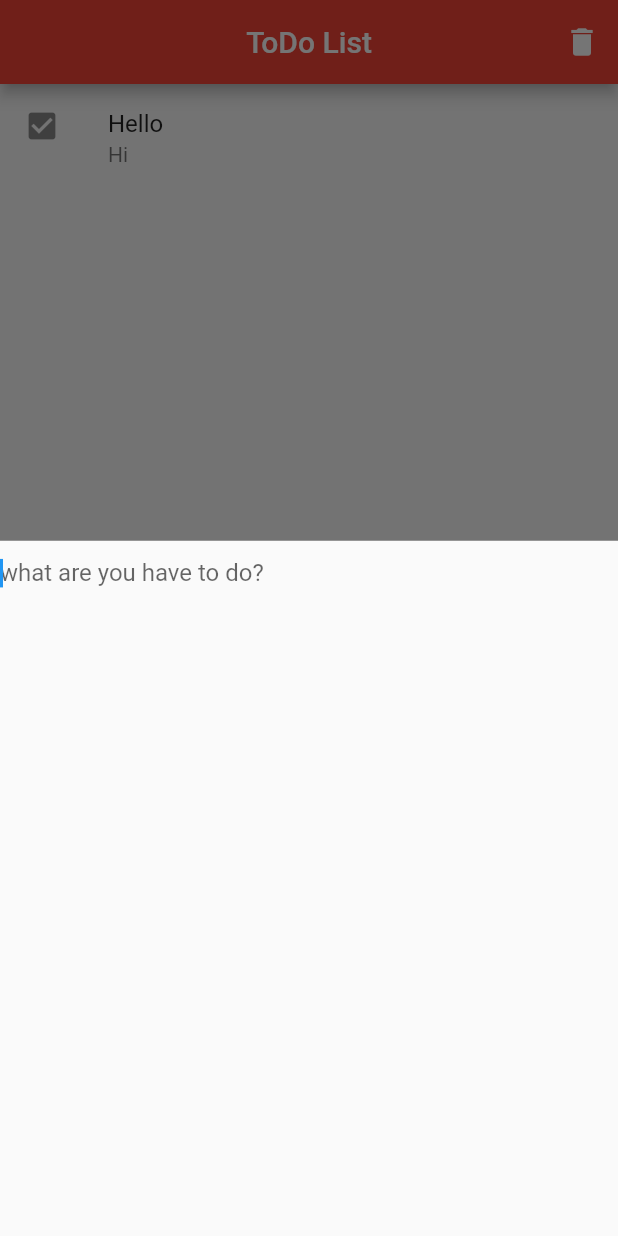
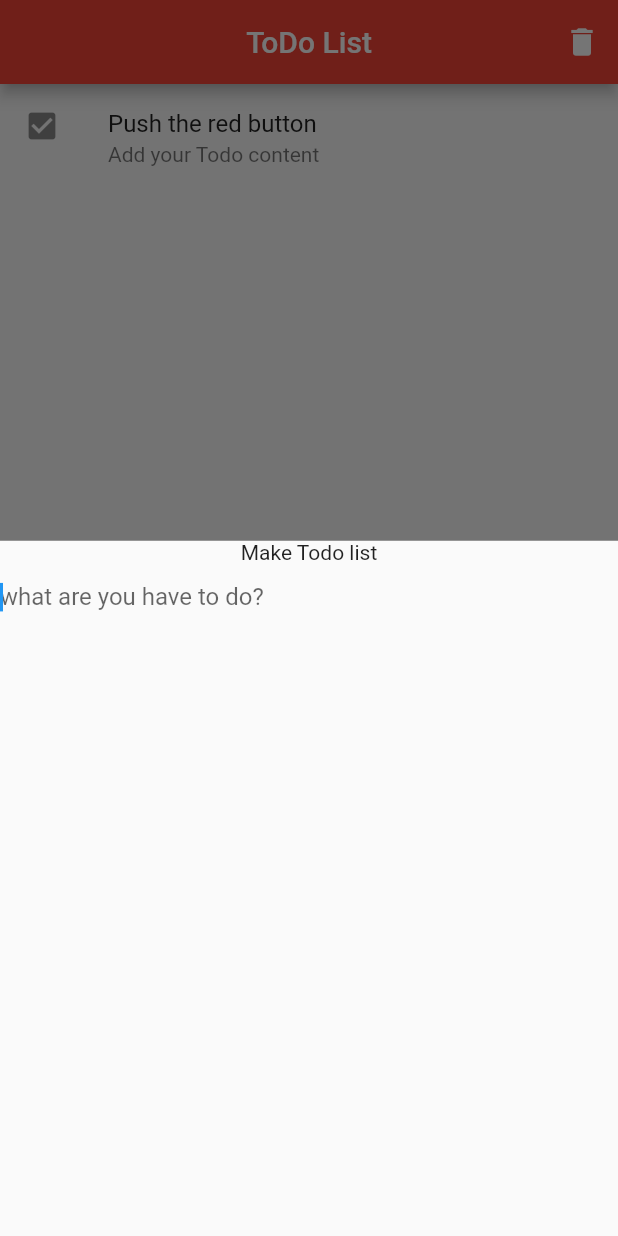
Before and after one commit to dldldlfma/flutter_todo_list, a Flutter app: the screen it shows after launch, after a tap on the "add" icon, on a phone screen of 412 x 824 dp. Run offline on Flutter 3.47's test engine with Material 2 defaults, Android fonts, the phone set to English and light mode, and no system bars; our stand-ins replace sqflite; accounts and stored records are empty.

Commit message:
Add expand widget

```diff
--- a/lib/main.dart
+++ b/lib/main.dart
@@ -15,7 +15,7 @@ void main() {
 
 class MyApp extends StatelessWidget {
   @override
-  List<todo_item> items = [todo_item(Icons.check_box, "Hello", "Hi"),];
+  List<todo_item> items = [todo_item(Icons.check_box, "Push the red button", "Add your Todo content"),];
 
   Widget build(BuildContext context) {
     return new MaterialApp(
@@ -60,8 +60,7 @@ class MyPageState extends State<MyPage> {
         body: Center(
           child: Column(
             children: <Widget>[
-              Container(
-                height:440,
+              Expanded(
                 child:Todo_list_body(items),
               ),
             ]
@@ -72,7 +71,6 @@ class MyPageState extends State<MyPage> {
               Icons.add,
             ),
         backgroundColor: Colors.red,
-
         onPressed: () => _onFABbutton(),
       ),
     );
@@ -91,12 +89,13 @@ class MyPageState extends State<MyPage> {
   }
 
   void _onFABbutton() {
-
     TextEditingController text_controller = TextEditingController();
-
     showModalBottomSheet(context: context, builder: (context) {
       return Column(
           children: <Widget>[
+            Text("Make Todo list",
+
+              ),
             TextFormField(
               controller: text_controller,
               decoration: InputDecoration(
```
